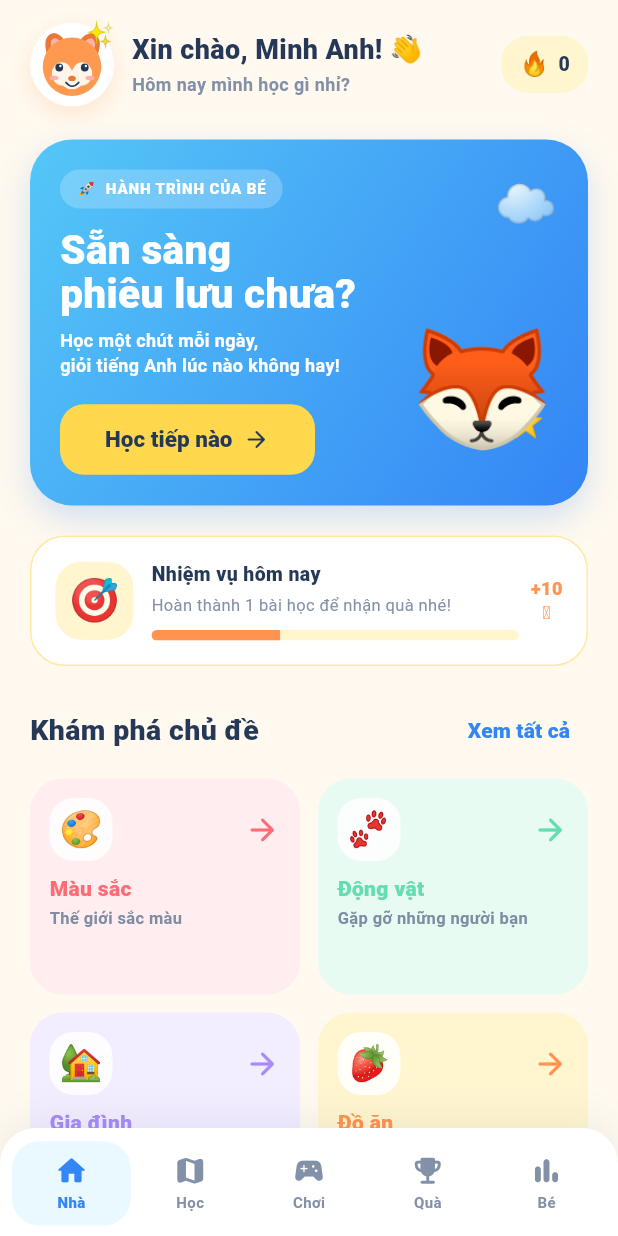
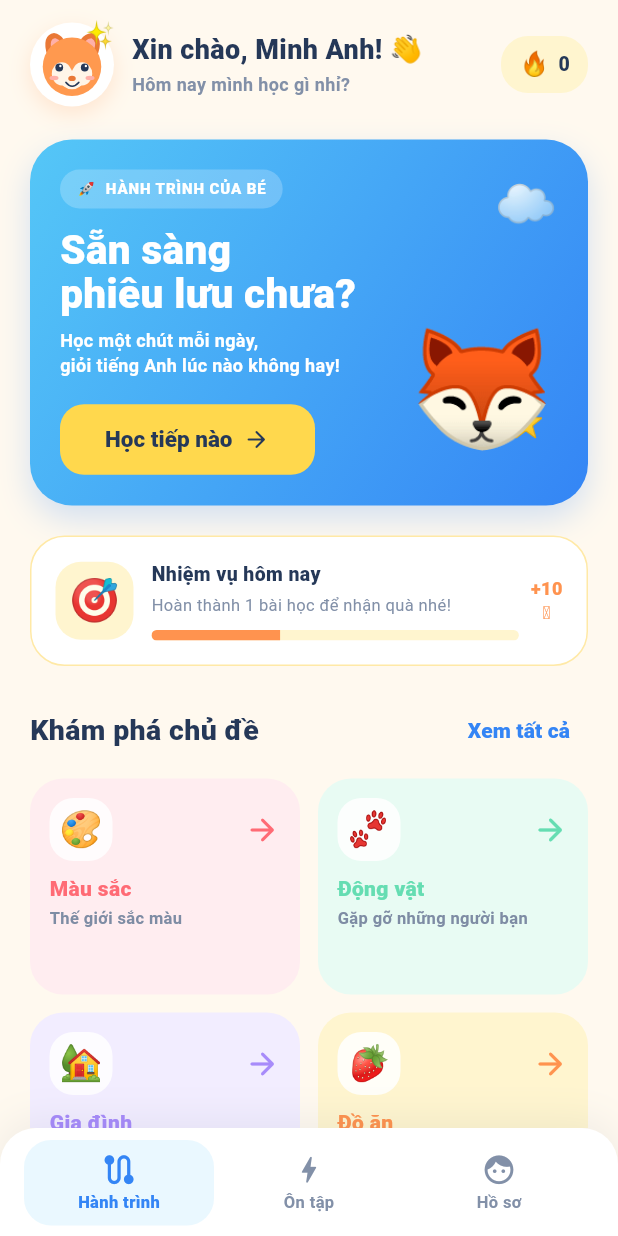
Before and after one commit to phuonglecva/mobile-repo-test, a Flutter app: the screen it shows after launch, on a phone screen of 412 x 824 dp. Run offline on Flutter 3.47's test engine with Material 3 defaults, Android fonts, the phone set to English and light mode, and no system bars; our stand-ins replace flutter_tts, shared_preferences; statements that could not run were skipped.

Commit message:
feat: simplify navigation and add custom mascot

```diff
--- a/lib/widgets/milo_bottom_nav.dart
+++ b/lib/widgets/milo_bottom_nav.dart
@@ -9,11 +9,9 @@ class MiloBottomNav extends StatelessWidget {
   final ValueChanged<int> onTap;
 
   static const _items = [
-    (Icons.home_rounded, 'Nhà'),
-    (Icons.map_rounded, 'Học'),
-    (Icons.sports_esports_rounded, 'Chơi'),
-    (Icons.emoji_events_rounded, 'Quà'),
-    (Icons.bar_chart_rounded, 'Bé'),
+    (Icons.route_rounded, 'Hành trình'),
+    (Icons.bolt_rounded, 'Ôn tập'),
+    (Icons.face_rounded, 'Hồ sơ'),
   ];
 
   @override
@@ -29,7 +27,7 @@ class MiloBottomNav extends StatelessWidget {
       child: SafeArea(
         top: false,
         child: Padding(
-          padding: const EdgeInsets.fromLTRB(8, 9, 8, 7),
+          padding: const EdgeInsets.fromLTRB(16, 8, 16, 7),
           child: Row(
             children: List.generate(_items.length, (index) {
               final selected = currentIndex == index;
@@ -40,7 +38,7 @@ class MiloBottomNav extends StatelessWidget {
                   onTap: () => onTap(index),
                   child: AnimatedContainer(
                     duration: const Duration(milliseconds: 220),
-                    curve: Curves.easeOut,
+                    curve: Curves.easeOutCubic,
                     padding: const EdgeInsets.symmetric(vertical: 8),
                     decoration: BoxDecoration(
                       color: selected ? AppColors.paleBlue : Colors.transparent,
@@ -49,13 +47,17 @@ class MiloBottomNav extends StatelessWidget {
                     child: Column(
                       mainAxisSize: MainAxisSize.min,
                       children: [
-                        Icon(item.$1, color: selected ? AppColors.blue : AppColors.muted, size: 23),
+                        AnimatedScale(
+                          scale: selected ? 1.12 : 1,
+                          duration: const Duration(milliseconds: 180),
+                          child: Icon(item.$1, color: selected ? AppColors.blue : AppColors.muted, size: 23),
+                        ),
                         const SizedBox(height: 3),
                         Text(
                           item.$2,
                           style: TextStyle(
                             color: selected ? AppColors.blue : AppColors.muted,
-                            fontSize: 10,
+                            fontSize: 11,
                             fontWeight: selected ? FontWeight.w900 : FontWeight.w600,
                           ),
                         ),
```
